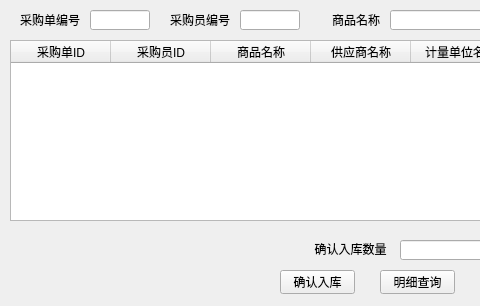
Old version of the form view/ui/warehouse.ui in the repository ATang0729/Inventory-Sales-Management-System; both pictures show x 0 to 480 and y 0 to 306 of the 770 by 306 pixel window.
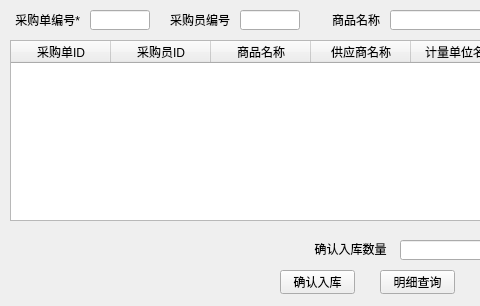
New version of the form.

```diff
--- a/view/ui/warehouse.ui
+++ b/view/ui/warehouse.ui
@@ -135,7 +135,7 @@
     </rect>
    </property>
    <property name="text">
-    <string>采购单编号</string>
+    <string>采购单编号*</string>
    </property>
    <property name="alignment">
     <set>Qt::AlignRight|Qt::AlignTrailing|Qt::AlignVCenter</set>
```
Left out of the diff: 6 changed lines with no effect on the pictures.
